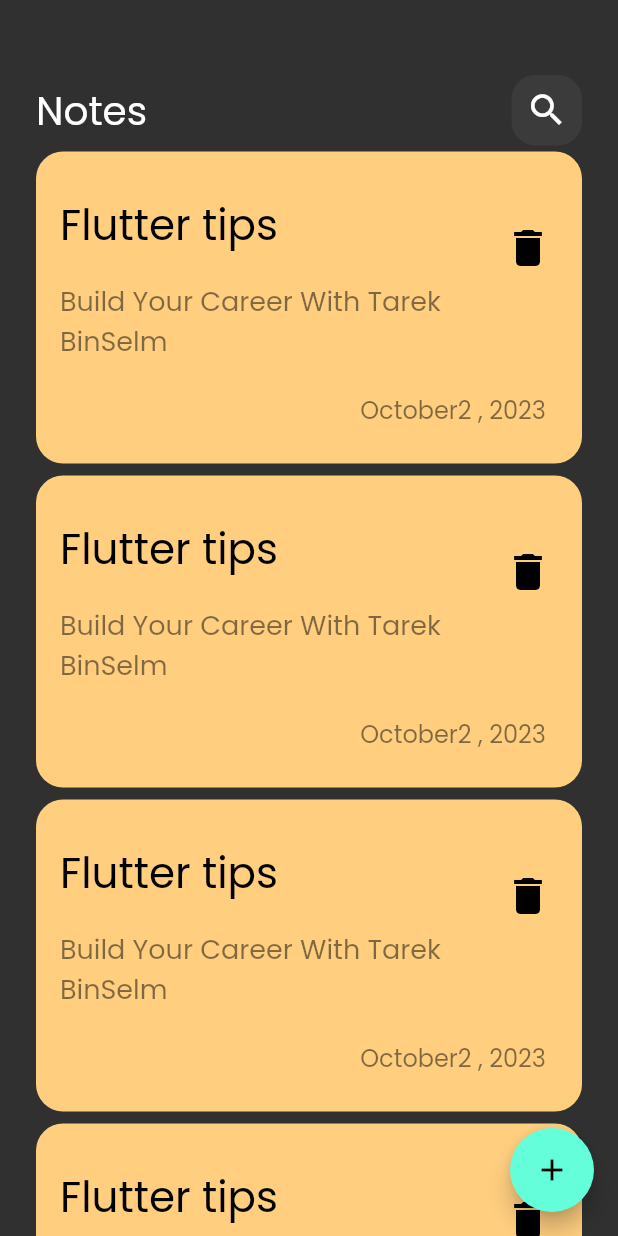
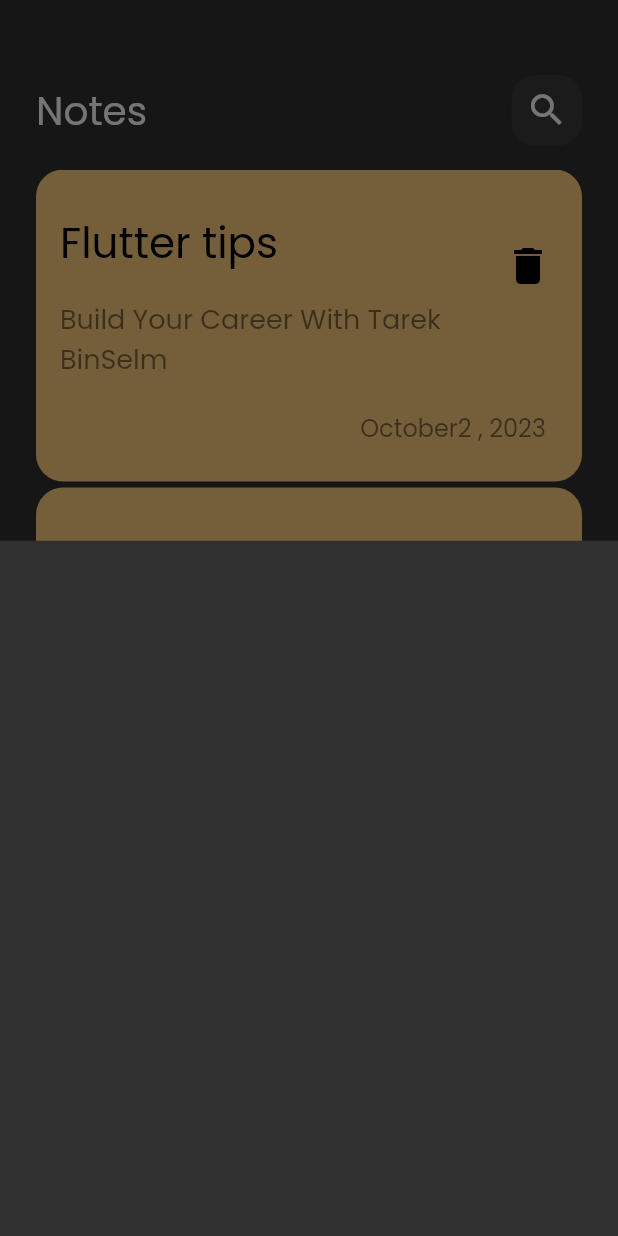
Before and after one commit to tarek-binselm/notes_app, a Flutter app: the screen it shows after launch, after a tap on the "add" icon, on a phone screen of 412 x 824 dp. Run offline on Flutter 3.47's test engine with Material 2 defaults, Android fonts, the phone set to English and light mode, and no system bars.

Commit message:
show modal button sheet

```diff
--- a/lib/views/home_view.dart
+++ b/lib/views/home_view.dart
@@ -1,4 +1,5 @@
 import 'package:flutter/material.dart';
+import 'package:notes_app/widgets/add_note_button_sheet.dart';
 import 'package:notes_app/widgets/notes_view_body.dart';
 
 class HomeView extends StatelessWidget {
@@ -8,7 +9,14 @@ class HomeView extends StatelessWidget {
   Widget build(BuildContext context) {
     return Scaffold(
       floatingActionButton: FloatingActionButton(
-        onPressed: () {},
+        onPressed: () {
+          showModalBottomSheet(
+            context: context,
+            builder: (context) {
+              return const AddNoteButtonSheet();
+            },
+          );
+        },
         child: const Icon(Icons.add),
       ),
       body: const NotesViewbody(),
--- /dev/null
+++ b/lib/widgets/add_note_button_sheet.dart
@@ -0,0 +1,11 @@
+
+import 'package:flutter/material.dart';
+
+class AddNoteButtonSheet extends StatelessWidget {
+  const AddNoteButtonSheet({super.key});
+
+  @override
+  Widget build(BuildContext context) {
+    return Container();
+  }
+}
--- a/lib/widgets/notes_list_view.dart
+++ b/lib/widgets/notes_list_view.dart
@@ -4,18 +4,21 @@ import 'package:notes_app/widgets/note_item.dart';
 class NotesListView extends StatelessWidget {
   const NotesListView({super.key});
 
-
   @override
   Widget build(BuildContext context) {
     return Expanded(
+      child: Padding(
+        padding: const EdgeInsets.symmetric(vertical: 16),
         child: ListView.builder(
+          padding: EdgeInsets.zero,
           itemBuilder: (context, index) {
             return const Padding(
-            padding: EdgeInsets.symmetric(vertical: 4),
+              padding: EdgeInsets.only(bottom: 4),
               child: NoteItem(),
             );
           },
         ),
+      ),
     );
   }
 }
```
Lines whose indentation alone changed are shown as unchanged.
